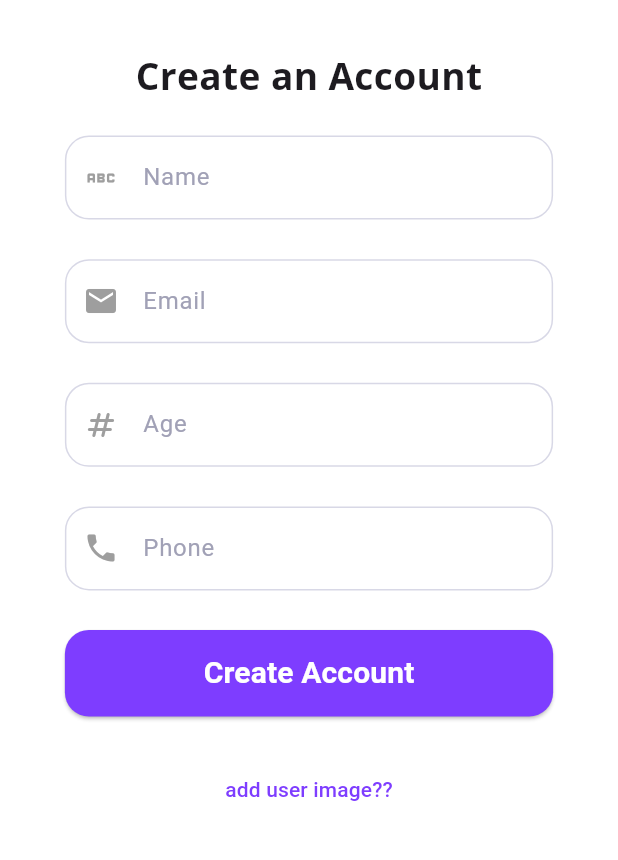
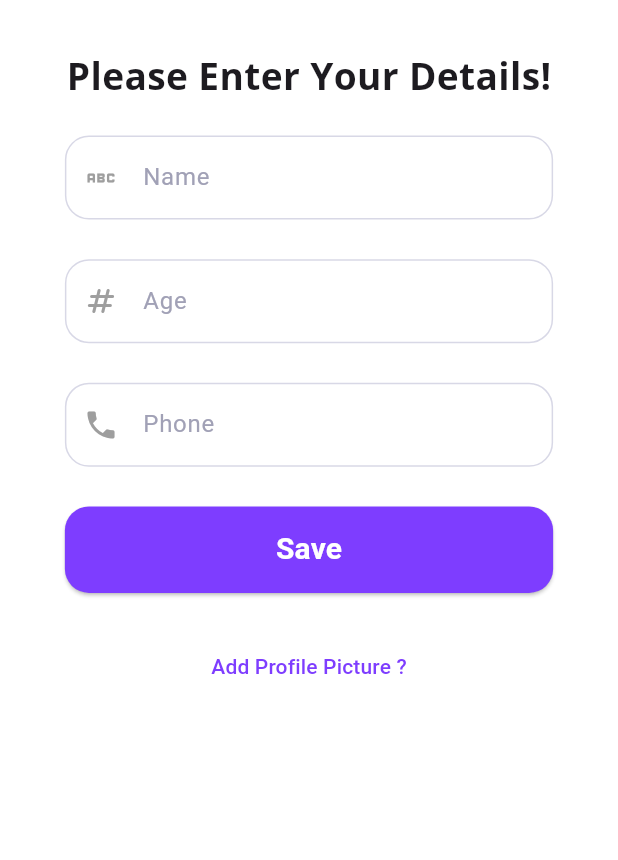
Before and after one commit to rahulsvaz/expense_manager, a Flutter app: the CreateAccount screen opened directly, on a phone screen of 412 x 824 dp, the part 297-1157 px from its top. Run offline on Flutter 3.47's test engine with Material 3 defaults, Android fonts, the phone set to English and light mode, and no system bars; our stand-ins replace awesome_snackbar_content, flutter_onboarding_slider, get, google_fonts, google_nav_bar, hive_flutter and 6 more; missing offline and left inert: flutter_swipe_button, slideable; accounts and stored records are empty.

Commit message:
email removed in adding user

```diff
--- a/lib/model/repository/userModel/user_model.dart
+++ b/lib/model/repository/userModel/user_model.dart
@@ -12,14 +12,11 @@ class User extends HiveObject{
   @HiveField(2)
   String age;
   @HiveField(3)
-  String email;
-  @HiveField(4)
   String imageUrl;
   User({
     required this.name,
     required this.phone,
     required this.age,
-    required this.email,
     required this.imageUrl,
   });
 }
--- a/lib/view/createAccountPage/create_account.dart
+++ b/lib/view/createAccountPage/create_account.dart
@@ -75,7 +75,7 @@ class _CreateAccountState extends State<CreateAccount> {
                 top: height * 0.28,
                 child: Center(
                   child: Text(
-                    'Create an Account',
+                    'Please Enter Your Details!',
                     style: GoogleFonts.openSans(
                       fontSize: width * .06,
                       fontWeight: FontWeight.bold,
@@ -99,26 +99,26 @@ class _CreateAccountState extends State<CreateAccount> {
                       validator: nameValidator),
                 ),
               ),
+              // Positioned(
+              //   left: 0,
+              //   right: 0,
+              //   top: height * 0.45,
+              //   child: Center(
+              //     child: UserTextfield(
+              //         prefix: const Icon(
+              //           Icons.email,
+              //           color: Pallete.grey,
+              //         ),
+              //         label: 'Email',
+              //         controller: _emailController,
+              //         obscureText: false,
+              //         validator: emailValidator),
+              //   ),
+              // ),
               Positioned(
                 left: 0,
                 right: 0,
                 top: height * 0.45,
-                child: Center(
-                  child: UserTextfield(
-                      prefix: const Icon(
-                        Icons.email,
-                        color: Pallete.grey,
-                      ),
-                      label: 'Email',
-                      controller: _emailController,
-                      obscureText: false,
-                      validator: emailValidator),
-                ),
-              ),
-              Positioned(
-                left: 0,
-                right: 0,
-                top: height * 0.55,
                 child: Center(
                   child: UserTextfield(
                       prefix: const  Icon(
@@ -134,7 +134,7 @@ class _CreateAccountState extends State<CreateAccount> {
               Positioned(
                 left: 0,
                 right: 0,
-                top: height * 0.65,
+                top: height * 0.55,
                 child: Center(
                   child: UserTextfield(
                       prefix: const Icon(
@@ -150,7 +150,7 @@ class _CreateAccountState extends State<CreateAccount> {
               Positioned(
                 left: 0,
                 right: 0,
-                top: height * 0.75,
+                top: height * 0.65,
                 child: Center(
                     child: LoginSignUpButton(
                         onPressed: () {
@@ -164,16 +164,18 @@ class _CreateAccountState extends State<CreateAccount> {
                                 email, userController.imagePath.value);
                           }
                         },
-                        label: 'Create Account',
+                        label: 'Save',
                         buttonTextColor: Pallete.white,
                         backgroundColor: Pallete.purple)),
               ),
               Positioned(
                 left: 0,
                 right: 0,
-                top: height * 0.85,
+                top: height * 0.75,
                 child: Obx(
-                  () => TextButton(
+                  () => Flexible(
+                    child: TextButton(
+
                       onPressed: () {
                         Get.defaultDialog(
                             title: 'Select Image Source',
@@ -195,14 +197,15 @@ class _CreateAccountState extends State<CreateAccount> {
                       },
                       child: userController.imagePath.isEmpty
                           ? const Text(
-                            'add user image??',
+                              'Add Profile Picture ?',
                               style:
                                   TextStyle(color: Pallete.purple, fontSize: 14),
                             )
                           : const Text(
-                            'change user image??',
+                              'Change Profile Picture?',
                               style:
                                   TextStyle(color: Pallete.purple, fontSize: 14),
+                            ),
                     ),
                   ),
                 ),
--- a/lib/view/ediAccount.dart/edit_account.dart
+++ b/lib/view/ediAccount.dart/edit_account.dart
@@ -16,14 +16,12 @@ class EditAccount extends StatefulWidget {
     required this.name,
     required this.phone,
     required this.age,
-    required this.email,
     required this.imageUrl,
   });
 
   final String name;
   final String phone;
   final String age;
-  final String email;
   final String imageUrl;
 
   @override
@@ -35,7 +33,7 @@ class _EditAccountState extends State<EditAccount> {
 
   final userController = Get.put(UserController());
   final TextEditingController _nameController = TextEditingController();
-  final TextEditingController _emailController = TextEditingController();
+  // final TextEditingController _emailController = TextEditingController();
   final TextEditingController _phoneController = TextEditingController();
   final TextEditingController _ageController = TextEditingController();
 
@@ -43,7 +41,7 @@ class _EditAccountState extends State<EditAccount> {
   void initState() {
     super.initState();
     _nameController.text = widget.name;
-    _emailController.text = widget.email;
+    // _emailController.text = widget.email;
     _phoneController.text = widget.phone;
     _ageController.text = widget.age;
   }
@@ -53,7 +51,7 @@ class _EditAccountState extends State<EditAccount> {
     _nameController.dispose();
     _ageController.dispose();
     _phoneController.dispose();
-    _emailController.dispose();
+    // _emailController.dispose();
     super.dispose();
   }
 
@@ -116,25 +114,25 @@ class _EditAccountState extends State<EditAccount> {
                   ),
                 ),
               ),
+              // Positioned(
+              //   top: height * 0.45,
+              //   left: 0,
+              //   right: 0,
+              //   child: Center(
+              //     child: UserTextfield(
+              //       prefix: const Icon(
+              //         Icons.email,
+              //         color: Pallete.grey,
+              //       ),
+              //       label: 'Email',
+              //       controller: _emailController,
+              //       obscureText: false,
+              //       validator: emailValidator,
+              //     ),
+              //   ),
+              // ),
               Positioned(
                 top: height * 0.45,
-                left: 0,
-                right: 0,
-                child: Center(
-                  child: UserTextfield(
-                    prefix: const Icon(
-                      Icons.email,
-                      color: Pallete.grey,
-                    ),
-                    label: 'Email',
-                    controller: _emailController,
-                    obscureText: false,
-                    validator: emailValidator,
-                  ),
-                ),
-              ),
-              Positioned(
-                top: height * 0.55,
                 left: 0,
                 right: 0,
                 child: Center(
@@ -151,7 +149,7 @@ class _EditAccountState extends State<EditAccount> {
                 ),
               ),
               Positioned(
-                top: height * 0.65,
+                top: height * 0.55,
                 left: 0,
                 right: 0,
                 child: Center(
@@ -168,7 +166,7 @@ class _EditAccountState extends State<EditAccount> {
                 ),
               ),
               Positioned(
-                top: height * 0.75,
+                top: height * 0.65,
                 left: 0,
                 right: 0,
                 child: Center(
@@ -177,14 +175,13 @@ class _EditAccountState extends State<EditAccount> {
                       if (_formKey.currentState!.validate()) {
                         final name = _nameController.text.toString();
                         final phone = _phoneController.text.toString();
-                        final email = _emailController.text.toString();
                         final age = _ageController.text.toString();
 
                         User updated = User(
                             name: name,
                             phone: phone,
                             age: age,
-                            email: email,
+
                             imageUrl: userController.imagePath.toString());
                         userController.updateUser(updated);
                       }
@@ -196,7 +193,7 @@ class _EditAccountState extends State<EditAccount> {
                 ),
               ),
               Positioned(
-                top: height * 0.85,
+                top: height * 0.75,
                 left: 0,
                 right: 0,
                 child: Obx(
--- a/lib/view/settings/settings_page_.dart
+++ b/lib/view/settings/settings_page_.dart
@@ -22,7 +22,6 @@ class _SettingsPageState extends State<SettingsPage> {
     final height = MediaQuery.sizeOf(context).height;
     final width = MediaQuery.sizeOf(context).width;
     final userController = Get.put(UserController());
-    userController.email.value = currentUser.email;
     userController.phone.value = currentUser.phone;
     userController.imagePath.value = currentUser.imageUrl;
 
--- a/lib/view/settings/widgets/menu_item.dart
+++ b/lib/view/settings/widgets/menu_item.dart
@@ -37,11 +37,10 @@ class SettingsMenuItems extends StatelessWidget {
             // MENU ITEMS
             ListTile(
               onTap: () {
-                Get.to(() => EditAccount(
-                    name: currentUser.name,
+                Get.to(() => EditAccount( name: currentUser.name,
                     phone: currentUser.phone,
                     age: currentUser.age,
-                    email: currentUser.email,
+                    // email: currentUser.email,
                     imageUrl: currentUser.imageUrl));
               },
               contentPadding: EdgeInsets.symmetric(
@@ -53,7 +52,7 @@ class SettingsMenuItems extends StatelessWidget {
                     name: currentUser.name,
                     phone: currentUser.phone,
                     age: currentUser.age,
-                    email: currentUser.email,
+                    // email: currentUser.email,
                     imageUrl: currentUser.imageUrl));
 
                   }, icon: const Icon(IconlyLight.edit)),
--- a/lib/viewModel/userController/user_controller.dart
+++ b/lib/viewModel/userController/user_controller.dart
@@ -16,7 +16,7 @@ class UserController extends GetxController {
   createNewUser(
       String name, String phone, String age, String email, String imageUrl) {
     User newUser = User(
-        name: name, phone: phone, age: age, email: email, imageUrl: imageUrl);
+        name: name, phone: phone, age: age,imageUrl: imageUrl);
 
     userBox.add(newUser).then((value) => Get.offAll(const GnavNavigation()));
   }
```
Also changed, not shown: lib/model/repository/userModel/user_model.g.dart. Lines whose indentation alone changed are shown as unchanged.
